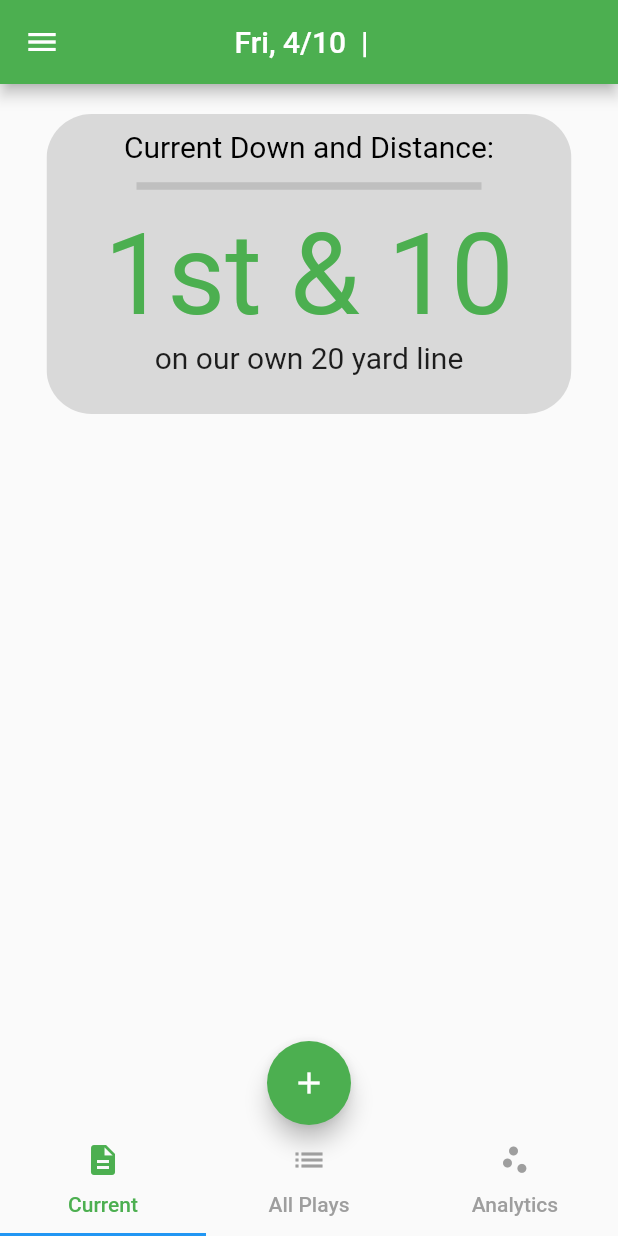
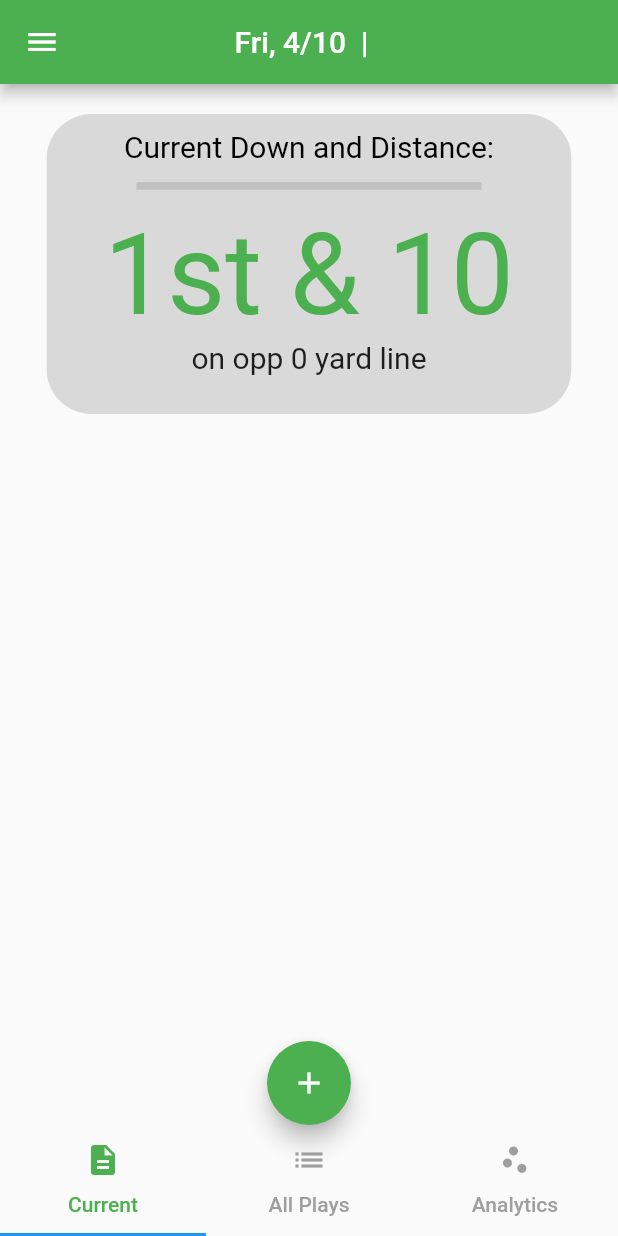
Before and after one commit to JSeawell/Flutter_PlayTracker, a Flutter app: the InGameScreen screen opened directly with empty values, on a phone screen of 412 x 824 dp. Run offline on Flutter 3.47's test engine with Material 2 defaults, Android fonts, the phone set to English and light mode, and no system bars; our stand-ins replace cloud_firestore, numberpicker; missing offline and left inert: flutter_datetime_formfield; accounts and stored records are empty.

Commit message:
Add files via upload

```diff
--- a/lib/screens/in_game_screen.dart
+++ b/lib/screens/in_game_screen.dart
@@ -1,6 +1,5 @@
 import 'package:flutter/material.dart';
 import 'package:play_tracker/Models/New_Play.dart';
-import 'package:play_tracker/Screens/specific_game_screen.dart';
 import '../Screens/confirm_save_exit_screen.dart';
 import '../Screens/new_play_screen.dart';
 import '../Models/Game.dart';
@@ -12,8 +11,9 @@ class InGameScreen extends StatefulWidget {
   DateTime contestDate;
   String opponent;
   String finalScore;
+  int startingYardLine;
 
-  InGameScreen({Key key, this.contestDate, this.opponent, this.listOfPlays}) : super(key: key);
+  InGameScreen({Key key, this.contestDate, this.opponent, this.listOfPlays, this.startingYardLine}) : super(key: key);
 
   @override
   _InGameScreenState createState() => _InGameScreenState();
@@ -21,67 +21,88 @@ class InGameScreen extends StatefulWidget {
 
 class _InGameScreenState extends State<InGameScreen> {
 
+  int prevDown;
+  int prevDist;
+  int prevYardLine;
+
+  int currentYardLine;
   int currentDown;
   int currentDist;
 
-  int prevDown;
-  int prevDist;
-
-  int yardLine;
-
-  String currentDownAndDist;
   NewPlay previousPlay;
 
 
   initState(){
     super.initState();
-    currentDown = 1;
-    currentDist = 10;
-    yardLine = -20;
+    prevYardLine = -20;
     if (widget.listOfPlays.length > 0){
       previousPlay = NewPlay.fromJson(widget.listOfPlays[widget.listOfPlays.length - 1]);
     }
-  }
 
-  calcCurrentYardLine(){
     if (previousPlay != null){
-      setState(() {
-        if (yardLine < 0){
-          if (yardLine - previousPlay.netYardage > -50){
-            yardLine = yardLine - previousPlay.netYardage;
+      //calculate yard line
+      if (previousPlay.yardLine < 0){
+        if (previousPlay.yardLine - previousPlay.netYardage > -50){
+          currentYardLine = previousPlay.yardLine - previousPlay.netYardage;
         }
         else{
-            yardLine = 100 - previousPlay.netYardage + yardLine;
+          currentYardLine = 100 - previousPlay.netYardage + previousPlay.yardLine;
         }
       }
       else{
-          yardLine = yardLine - previousPlay.netYardage;
+        currentYardLine = previousPlay.yardLine - previousPlay.netYardage;
       }
-      });
+      //calculate dist
+      if (previousPlay.netYardage < previousPlay.dist){
+        if (previousPlay.down == 4){
+          currentDist = 10;
+        }
+        else{
+          currentDist = previousPlay.dist - previousPlay.netYardage;
         }
       }
+      else{
+        currentDist = 10;
+      }
+      //calculate down
 
-  calcCurrentDownAndDist(){
-    if (previousPlay == null){
-      currentDist = currentDist;
+      //if accepted penalty, replay down
+      if (previousPlay.typeOfPlay == 'Pre-Play Penalty' || previousPlay.typeOfPlay == 'Post-Play Penalty'){
+        //if loss of down
+        if (previousPlay.specificType == 'Intentional Grounding'){
+          currentDown = previousPlay.down + 1;
+        }
+        //if no loss of down
+        else{
+          currentDown = previousPlay.down;
+        }
+      }
+      //if kick, end of drive
+      else if (previousPlay.typeOfPlay == 'Kick'){
+        currentDown = 1;
+      }
+      //if not 4th down, increment down
+      else if (previousPlay.down < 4){
+        print(previousPlay.down);
+        if (previousPlay.netYardage < previousPlay.dist){
+          currentDown = previousPlay.down + 1;
         }
         else{
-      if(previousPlay.netYardage != null && previousPlay.netYardage < currentDist){
-        setState(() {
-          if(currentDown < 3)
-            currentDown = currentDown + 1;
-          else
           currentDown = 1;
-          currentDist = currentDist - previousPlay.netYardage;
-        });
         }
+      }
+      //if 4th down, increment to 1st down
       else{
-        setState(() {
+        currentDown = 1;
+      }
+    }
+    //if there is no previous play
+    else{
       currentDown = 1;
       currentDist = 10;
-        });
+      currentYardLine = widget.startingYardLine;
     }
-    }
+
   }
 
   @override
@@ -98,9 +119,9 @@ class _InGameScreenState extends State<InGameScreen> {
         drawer: MyDrawer(context, widget.contestDate, widget.opponent, widget.listOfPlays, widget.finalScore),
         body: TabBarView(
           children: <Widget>[
-            CurrentSituation(context, currentDown, currentDist, yardLine, previousPlay),
+            CurrentSituation(context, currentDown, currentDist, currentYardLine, previousPlay),
             AllPlaysListView(context, widget.listOfPlays),
-            Text("Jake")
+            Center(child: Text("Analytics"))
           ],
         ),
         bottomSheet: Row(
@@ -110,7 +131,7 @@ class _InGameScreenState extends State<InGameScreen> {
               child: Icon(Icons.add),
               backgroundColor: Colors.green,
               onPressed: (){
-                Navigator.push(context, MaterialPageRoute(builder: (context) => NewPlayScreen(contestDate: widget.contestDate, opponent: widget.opponent, listOfPlays: widget.listOfPlays)));
+                Navigator.push(context, MaterialPageRoute(builder: (context) => NewPlayScreen(contestDate: widget.contestDate, opponent: widget.opponent, listOfPlays: widget.listOfPlays, previousDown: currentDown, previousDist: currentDist, previousYardLine: currentYardLine)));
               },
             ),
           ]
@@ -190,14 +211,14 @@ Widget MenuTileWidget(BuildContext context, iconName, name, DateTime contestDate
   );
 }
 
-Widget CurrentSituation(BuildContext context, int currentDown, int currentDist, int yardLine, NewPlay previousPlay){
+Widget CurrentSituation(BuildContext context, int currentDown, int currentDist, int currentYardLine, NewPlay previousPlay){
   return Scaffold(
     body: Column(
       children: <Widget> [
         SizedBox(
           height: 20,
         ),
-        DownAndDistanceBox(context, currentDown, currentDist, yardLine),
+        DownAndDistanceBox(context, currentDown, currentDist, currentYardLine, previousPlay),
         SizedBox(
           height: 20,
         ),
@@ -207,7 +228,7 @@ Widget CurrentSituation(BuildContext context, int currentDown, int currentDist,
   );
 }
 
-Widget DownAndDistanceBox(BuildContext context, int currentDown, int currentDist, int yardLine){
+Widget DownAndDistanceBox(BuildContext context, int currentDown, int currentDist, int currentYardLine, NewPlay previousPlay){
   return Center(
     child: ClipRRect(
       borderRadius: BorderRadius.circular(30),
@@ -229,9 +250,9 @@ Widget DownAndDistanceBox(BuildContext context, int currentDown, int currentDist
                   currentDown == 1 ? Text("1st & $currentDist", style: TextStyle(color: Colors.green, fontSize: 75),)
                   : currentDown == 2 ? Text("2nd & $currentDist", style: TextStyle(color: Colors.green, fontSize: 75),)
                   : currentDown == 3 ? Text("3rd & $currentDist", style: TextStyle(color: Colors.green, fontSize: 75),)
-                  : Text("3rd & $currentDist", style: TextStyle(color: Colors.green, fontSize: 75),),
-                  yardLine < 0 ? Text("on our own ${-1*yardLine} yard line", style: TextStyle(fontSize: 20),) :
-                  Text("on opp $yardLine yard line", style: TextStyle(fontSize: 20),),
+                  : Text("4th & $currentDist", style: TextStyle(color: Colors.green, fontSize: 75),),
+                  currentYardLine < 0 ? Text("on our own ${-1*currentYardLine} yard line", style: TextStyle(fontSize: 20),) :
+                  Text("on opp $currentYardLine yard line", style: TextStyle(fontSize: 20),),
                 ]
               ),
             ),
@@ -324,7 +345,7 @@ Widget prevPlay(BuildContext context, NewPlay play){
 Widget PlayListItem(BuildContext context, play, int index){
   NewPlay _play = NewPlay.fromJson(play);
   return ListTile(
-        leading: Text("$index"),
+        leading: Text("$index", style: TextStyle(fontSize: 20, fontWeight: FontWeight.bold)),
         title: Card(
           child: Padding(
             padding: EdgeInsets.all(10),
@@ -336,6 +357,15 @@ Widget PlayListItem(BuildContext context, play, int index){
                   child: Padding(
                     padding: EdgeInsets.all(10),
                     child:_play.typeOfPlay != null && _play.specificType != null ?
+                    //if penalty
+                    _play.typeOfPlay == 'Pre-Play Penalty' || _play.typeOfPlay == 'Post-Play Penalty'
+                    ?
+                    Text(
+                      "${_play.typeOfPlay}: ${_play.specificType}",
+                      style: TextStyle(color: Colors.white),
+                    )
+                    //else
+                    :
                     Text(
                       "${_play.specificType} ${_play.typeOfPlay}",
                       style: TextStyle(color: Colors.white),
--- a/lib/screens/new_game_screen.dart
+++ b/lib/screens/new_game_screen.dart
@@ -1,5 +1,5 @@
 import 'package:flutter/material.dart';
-import '../Screens/in_game_screen.dart';
+import 'starting_yard_line_screen.dart';
 import 'package:flutter_datetime_formfield/flutter_datetime_formfield.dart';
 import '../Models/Game.dart';
 
@@ -131,7 +131,7 @@ Widget SaveEntryButton(BuildContext context, formKey, DateTime Function() getDat
       child: SizedBox(
         height: 50, width: 200,
         child: RaisedButton(
-          child: Text("Start New Game", style: TextStyle(fontSize: 20, color: Colors.white),),
+          child: Text("Add New Game", style: TextStyle(fontSize: 20, color: Colors.white),),
           color: Colors.green,
           onPressed: () async {
             if (formKey.currentState.validate()){
@@ -139,7 +139,7 @@ Widget SaveEntryButton(BuildContext context, formKey, DateTime Function() getDat
               DateTime contestDate = await getDate();
               String opponent = await getOpponent();
               List<dynamic> listOfPlays = [];
-              Navigator.push(context, MaterialPageRoute(builder: (context) => InGameScreen(contestDate: contestDate, opponent: opponent, listOfPlays: listOfPlays,)));
+              Navigator.push(context, MaterialPageRoute(builder: (context) => StartingYardLineScreen(contestDate: contestDate, opponent: opponent, listOfPlays: listOfPlays)));
             }
           },
         ),
--- a/lib/screens/post_play_penalty_screen.dart
+++ b/lib/screens/post_play_penalty_screen.dart
@@ -111,7 +111,7 @@ class _PostPenaltyScreenState extends State<PostPenaltyScreen> {
                   isSwitched == false ?
                     NumberPicker.integer(
                     initialValue: _currentValue,
-                    minValue: -100,
+                    minValue: widget.newPlay.yardLine < 0 ? widget.newPlay.yardLine : -1*(100 - widget.newPlay.yardLine),
                     maxValue: -1,
                     onChanged: (newValue) =>
                         setState(() => _currentValue = newValue)
@@ -119,7 +119,7 @@ class _PostPenaltyScreenState extends State<PostPenaltyScreen> {
                   NumberPicker.integer(
                   initialValue: _currentValue,
                   minValue: 1,
-                  maxValue: 100,
+                  maxValue: widget.newPlay.yardLine < 0 ? 100 + widget.newPlay.yardLine : widget.newPlay.yardLine,
                   onChanged: (newValue) =>
                       setState(() => _currentValue = newValue)
                 ),
--- a/lib/screens/pre_play_penalty_screen.dart
+++ b/lib/screens/pre_play_penalty_screen.dart
@@ -112,7 +112,7 @@ class _PrePenaltyScreenState extends State<PrePenaltyScreen> {
                   isSwitched == false ?
                     NumberPicker.integer(
                     initialValue: _currentValue,
-                    minValue: -100,
+                    minValue: widget.newPlay.yardLine < 0 ? widget.newPlay.yardLine : -1*(100 - widget.newPlay.yardLine),
                     maxValue: -1,
                     onChanged: (newValue) =>
                         setState(() => _currentValue = newValue)
@@ -120,7 +120,7 @@ class _PrePenaltyScreenState extends State<PrePenaltyScreen> {
                   NumberPicker.integer(
                   initialValue: _currentValue,
                   minValue: 1,
-                  maxValue: 100,
+                  maxValue: widget.newPlay.yardLine < 0 ? 100 + widget.newPlay.yardLine : widget.newPlay.yardLine,
                   onChanged: (newValue) =>
                       setState(() => _currentValue = newValue)
                 ),
```
Also changed, not shown: lib/screens/kick_play_screen.dart (+4 -4 lines), lib/screens/new_play_screen.dart (+15 -5 lines), lib/screens/pass_play_screen.dart (+4 -4 lines), lib/screens/run_play_screen.dart (+4 -4 lines), lib/screens/starting_yard_line_screen.dart (added, +91 -0 lines), lib/screens/turnover_screen.dart (+4 -4 lines). Lines whose indentation alone changed are shown as unchanged.
